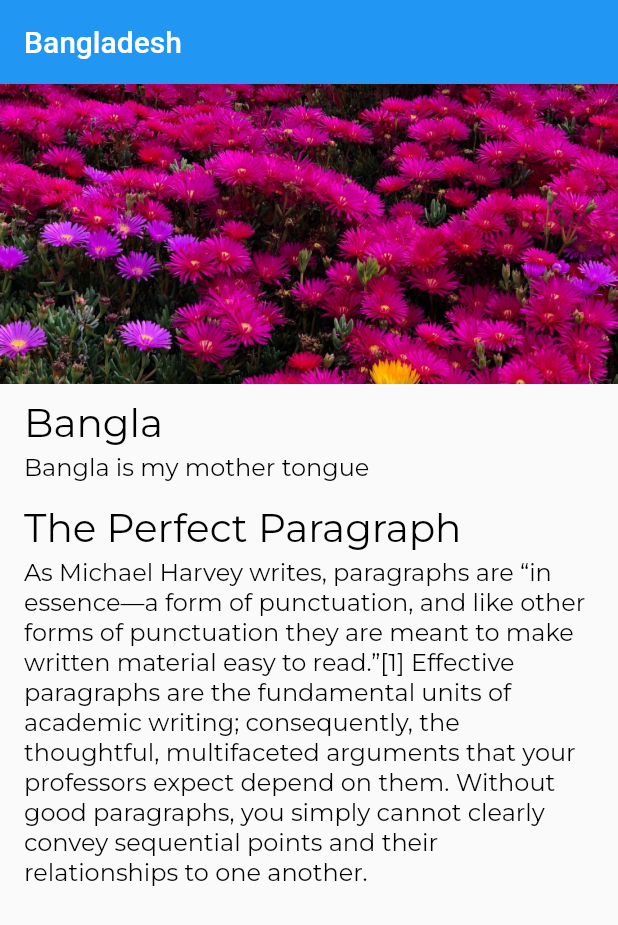
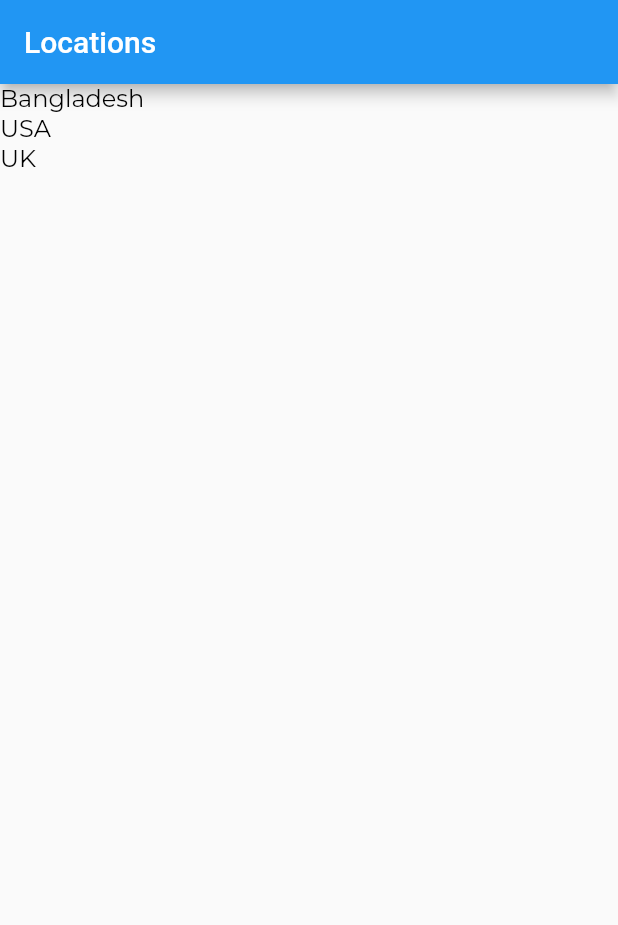
Before and after one commit to mustafiz012/InitFlutter, a Flutter app: the screen it shows after launch, on a phone screen of 412 x 824 dp. Shown: the top 925 px of the screen. Run offline on Flutter 3.47's test engine with Material 2 defaults, Android fonts, the phone set to English and light mode, and no system bars.

Commit message:
1. ListView introduced 2. List item click handled to route new screen with argument pass 3. Navigation introduced

```diff
--- a/lib/app.dart
+++ b/lib/app.dart
@@ -1,7 +1,10 @@
 import 'package:flutter/material.dart';
 
-import 'screens/location_details/location_details.dart';
+import 'route_generator.dart';
 import 'style.dart';
+
+const LocationsRoute = '/';
+const LocationDetailsRoute = '/location_details';
 
 class App extends StatelessWidget {
   const App({Key? key}) : super(key: key);
@@ -9,17 +12,15 @@ class App extends StatelessWidget {
   @override
   Widget build(BuildContext context) {
     return MaterialApp(
-        home: LocationDetails(),
-        theme: ThemeData(
-            appBarTheme: AppBarTheme(
-                toolbarTextStyle: const TextTheme().bodyText2,
-                titleTextStyle: const TextTheme().headline6
-            ),
-          textTheme: TextTheme(
-            titleMedium: TitleTextStyle,
-            bodyMedium: Body1TextStyle
-          )
-        )
-    );
+        onGenerateRoute: RouteGenerator.routeGenerator, theme: _theme());
+  }
+
+  ThemeData _theme() {
+    return ThemeData(
+        appBarTheme: AppBarTheme(
+            toolbarTextStyle: const TextTheme().bodyText2,
+            titleTextStyle: const TextTheme().headline6),
+        textTheme: const TextTheme(
+            titleMedium: TitleTextStyle, bodyMedium: Body1TextStyle));
   }
 }
--- a/lib/models/location.dart
+++ b/lib/models/location.dart
@@ -1,16 +1,37 @@
 import 'location_fact.dart';
 
 class Location {
+  final int id;
   String name;
   String imagePath;
   final List<LocationFact> facts;
 
-  Location(this.name, this.imagePath, this.facts);
+  Location(this.id, this.name, this.imagePath, this.facts);
+
+  static Location fetchById(int locationId) {
+    List<Location> locations = Location.fetchAll();
+    for (var i = 0; i < locations.length; i++) {
+      if (locations[i].id == locationId) {
+        return locations[i];
+      }
+    }
+    return locations.first;
+  }
 
   static List<Location> fetchAll() {
     return [
-      Location("Bangladesh", 'assets/images/test.jpeg', [
+      Location(1, "Bangladesh", 'assets/images/test.jpeg', [
         LocationFact('Bangla', 'Bangla is my mother tongue'),
+        LocationFact('The Perfect Paragraph',
+            'As Michael Harvey writes, paragraphs are “in essence—a form of punctuation, and like other forms of punctuation they are meant to make written material easy to read.”[1] Effective paragraphs are the fundamental units of academic writing; consequently, the thoughtful, multifaceted arguments that your professors expect depend on them. Without good paragraphs, you simply cannot clearly convey sequential points and their relationships to one another. ')
+      ]),
+      Location(2, "USA", 'assets/images/test.jpeg', [
+        LocationFact('English', 'English is my second language'),
+        LocationFact('The Perfect Paragraph',
+            'As Michael Harvey writes, paragraphs are “in essence—a form of punctuation, and like other forms of punctuation they are meant to make written material easy to read.”[1] Effective paragraphs are the fundamental units of academic writing; consequently, the thoughtful, multifaceted arguments that your professors expect depend on them. Without good paragraphs, you simply cannot clearly convey sequential points and their relationships to one another. ')
+      ]),
+      Location(3, "UK", 'assets/images/test.jpeg', [
+        LocationFact('English', 'English is my second language'),
         LocationFact('The Perfect Paragraph',
             'As Michael Harvey writes, paragraphs are “in essence—a form of punctuation, and like other forms of punctuation they are meant to make written material easy to read.”[1] Effective paragraphs are the fundamental units of academic writing; consequently, the thoughtful, multifaceted arguments that your professors expect depend on them. Without good paragraphs, you simply cannot clearly convey sequential points and their relationships to one another. ')
       ])
--- /dev/null
+++ b/lib/models/screen_arguments.dart
@@ -0,0 +1,6 @@
+class ScreenArguments {
+  final int id;
+  final String? title;
+
+  ScreenArguments(this.id, this.title);
+}
--- /dev/null
+++ b/lib/route_generator.dart
@@ -0,0 +1,44 @@
+import 'package:flutter/cupertino.dart';
+import 'package:flutter/foundation.dart';
+import 'package:flutter/material.dart';
+import '../../models/screen_arguments.dart';
+
+import 'screens/location_details/location_details.dart';
+import 'screens/location_list/location_list.dart';
+
+const LocationsRoute = '/';
+const LocationDetailsRoute = '/location_details';
+
+class RouteGenerator {
+  static _routePage(Widget screen, RouteSettings settings) {
+    if (defaultTargetPlatform == TargetPlatform.android) {
+      return MaterialPageRoute(
+          builder: (context) => screen, settings: settings);
+    } else {
+      return CupertinoPageRoute(
+          builder: (context) => screen, settings: settings);
+    }
+  }
+
+  static Route<dynamic>? routeGenerator(RouteSettings settings) {
+    Widget screen;
+    switch (settings.name) {
+      case LocationsRoute:
+        screen = Locations('Locations');
+        return _routePage(screen, settings);
+      case LocationDetailsRoute:
+        var arguments = settings.arguments as ScreenArguments;
+        screen = LocationDetails(arguments.id);
+        return _routePage(screen, settings);
+      default:
+        return MaterialPageRoute(
+          builder: (context) => Scaffold(
+            appBar: AppBar(title: const Text("404")),
+            body: const Center(
+              child: Text("Sayfa Bulunamadı"),
+            ),
+          ),
+        );
+    }
+  }
+}
--- a/lib/screens/location_details/location_details.dart
+++ b/lib/screens/location_details/location_details.dart
@@ -5,11 +5,13 @@ import 'image_banner.dart';
 import 'text_section.dart';
 
 class LocationDetails extends StatelessWidget {
+  final int _locationId;
+
+  LocationDetails(this._locationId, {Key? key}) : super(key: key);
+
   @override
   Widget build(BuildContext context) {
-    final locations = Location.fetchAll();
-    final location = locations.first;
-
+    final location = Location.fetchById(_locationId);
     return Scaffold(
         appBar: AppBar(
           title: Text(location.name),
@@ -18,12 +20,15 @@ class LocationDetails extends StatelessWidget {
           mainAxisAlignment: MainAxisAlignment.start,
           crossAxisAlignment: CrossAxisAlignment.stretch,
           children: [
-            ImageBanner(location.imagePath), ...textSections(location),
+            ImageBanner(location.imagePath),
+            ...textSections(location),
           ],
         ));
   }
 
-  List<Widget> textSections(Location location){
-    return location.facts.map((fact) => TextSection(fact.title, fact.text)).toList();
+  List<Widget> textSections(Location location) {
+    return location.facts
+        .map((fact) => TextSection(fact.title, fact.text))
+        .toList();
   }
 }
--- /dev/null
+++ b/lib/screens/location_list/location_list.dart
@@ -0,0 +1,37 @@
+import 'dart:math';
+
+import 'package:flutter/material.dart';
+import 'package:fluttering/app.dart';
+import '../../models/screen_arguments.dart';
+
+import '../../models/location.dart';
+
+class Locations extends StatelessWidget {
+  final String _title;
+
+  Locations(this._title, {Key? key}) : super(key: key);
+
+  @override
+  Widget build(BuildContext context) {
+    final locations = Location.fetchAll();
+    return Scaffold(
+      appBar: AppBar(
+        title: Text(_title),
+      ),
+      body: ListView(
+        children: locations
+            .map((l) => GestureDetector(
+                  child: Text(l.name),
+                  onTap: () => _onLocationTap(context, l.id),
+                ))
+            .toList(),
+      ),
+    );
+  }
+
+  _onLocationTap(BuildContext context, int locationId) {
+    log(locationId);
+    Navigator.pushNamed(context, LocationDetailsRoute,
+        arguments: ScreenArguments(locationId, ""));
+  }
+}
```
